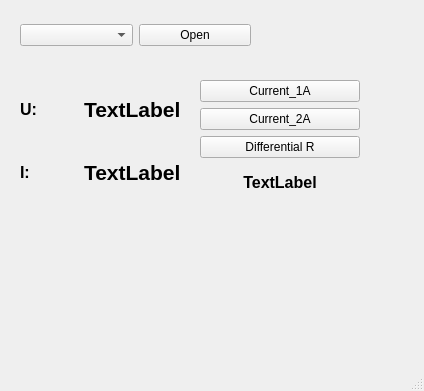
This is mainwindow.ui in pmenschikov/bat_tester as Qt 5 draws it before an edit. The edited form follows.
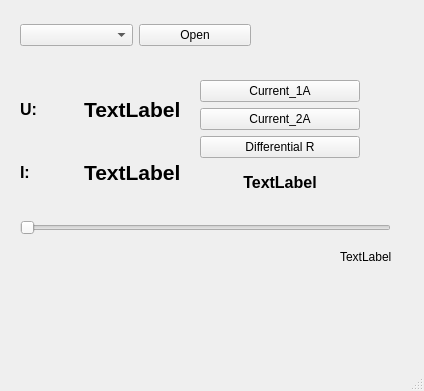
This is the edited form.

Commit message: PWM current regulating

What changed in the file:
```diff
--- a/mainwindow.ui
+++ b/mainwindow.ui
@@ -176,6 +176,35 @@
      </item>
     </layout>
    </widget>
+   <widget class="QSlider" name="sldr_PWMvalue">
+    <property name="geometry">
+     <rect>
+      <x>20</x>
+      <y>220</y>
+      <width>371</width>
+      <height>16</height>
+     </rect>
+    </property>
+    <property name="maximum">
+     <number>255</number>
+    </property>
+    <property name="orientation">
+     <enum>Qt::Horizontal</enum>
+    </property>
+   </widget>
+   <widget class="QLabel" name="lbl_PWMvalue">
+    <property name="geometry">
+     <rect>
+      <x>340</x>
+      <y>250</y>
+      <width>52</width>
+      <height>14</height>
+     </rect>
+    </property>
+    <property name="text">
+     <string>TextLabel</string>
+    </property>
+   </widget>
   </widget>
   <widget class="QMenuBar" name="menubar">
    <property name="geometry">
```
The commit also changes 2 other files.
